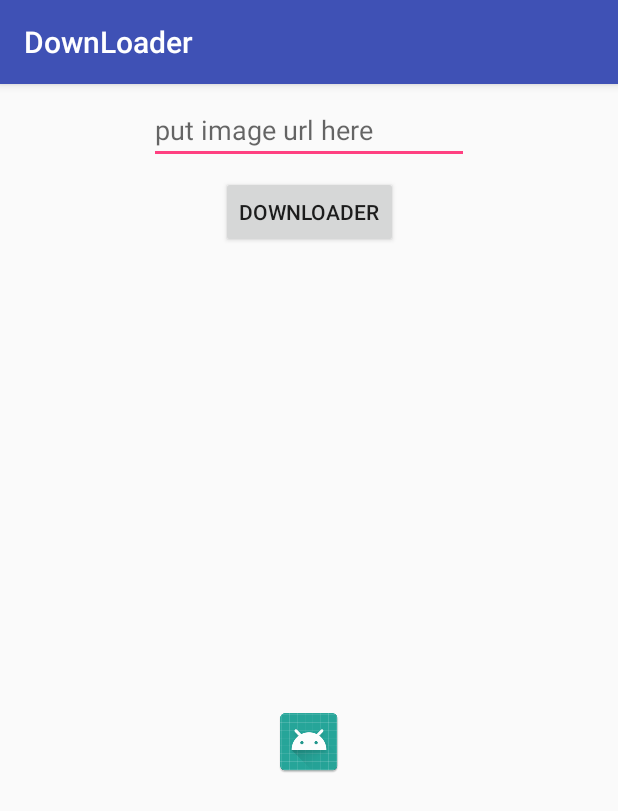
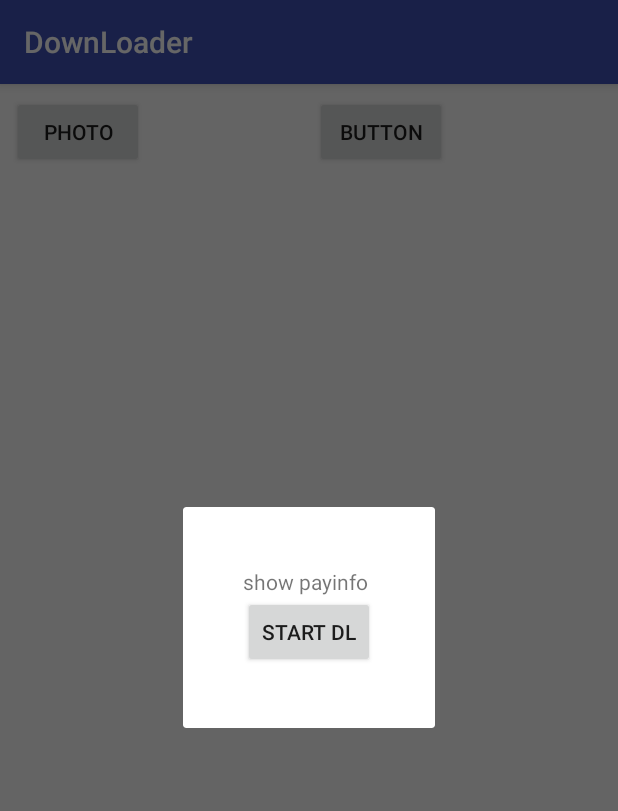
Before and after one commit to bingocode/DownLoader, an Android app: the screen it shows after launch (PhotoDLActivity before the commit, MainActivity after it), after a tap on "PHOTO", on a phone screen of 412 x 824 dp. Shown: the top 811 px of the screen. Run offline under Robolectric (Android 15) with nearby library versions, the phone set to English and light mode, and no system bars.

Commit message:
自定义dialog和listview下拉加载

```diff
--- a/app/src/main/AndroidManifest.xml
+++ b/app/src/main/AndroidManifest.xml
@@ -21,7 +21,8 @@
             android:name=".service.DownLoaderService"
             android:exported="false" />
 
-        <activity android:name=".activity.PhotoDLActivity"></activity>
+        <activity android:name=".activity.PhotoDLActivity" />
+        <activity android:name=".activity.HistoryListActivity"></activity>
     </application>
 
 </manifest>
--- a/app/src/main/java/com/example/zengbin/downloader/activity/MainActivity.java
+++ b/app/src/main/java/com/example/zengbin/downloader/activity/MainActivity.java
@@ -6,6 +6,7 @@ import android.os.Bundle;
 import android.view.View;
 
 import com.example.zengbin.downloader.R;
+import com.example.zengbin.downloader.ui.IndiaPayDialog;
 
 public class MainActivity extends AppCompatActivity {
 
@@ -18,8 +19,14 @@ public class MainActivity extends AppCompatActivity {
     public void opendl(View v){
         switch (v.getId()){
             case R.id.photo_bt:
-                startActivity(new Intent(this,PhotoDLActivity.class));break;
-
+                showdialog();break;
+            case R.id.list_bt:
+                startActivity(new Intent(MainActivity.this,HistoryListActivity.class));break;
         }
     }
+
+    private void showdialog(){
+        IndiaPayDialog indiaPayDialog = new IndiaPayDialog(this);
+        indiaPayDialog.show();
+    }
 }
--- /dev/null
+++ b/app/src/main/java/com/example/zengbin/downloader/ui/IndiaPayDialog.java
@@ -0,0 +1,49 @@
+package com.example.zengbin.downloader.ui;
+
+import android.app.Dialog;
+import android.content.Context;
+import android.content.Intent;
+import android.os.Bundle;
+import android.support.annotation.NonNull;
+import android.view.View;
+import android.widget.Button;
+
+import com.example.zengbin.downloader.R;
+import com.example.zengbin.downloader.activity.PhotoDLActivity;
+
+/**
+ * Created by zengbin on 2017/12/20.
+ */
+
+public class IndiaPayDialog extends Dialog{
+    Button bt;
+    Context context;
+
+    public IndiaPayDialog(@NonNull Context context) {
+        super(context);
+        this.context = context;
+    }
+
+    @Override
+    protected void onCreate(Bundle savedInstanceState) {
+        super.onCreate(savedInstanceState);
+        setContentView(R.layout.dialog_pay);
+        bt = (Button) findViewById(R.id.buttondl);
+        bt.setOnClickListener(new View.OnClickListener() {
+            @Override
+            public void onClick(View v) {
+                context.startActivity(new Intent(context, PhotoDLActivity.class));
+            }
+        });
+    }
+    @Override
+    public void dismiss() {
+        super.dismiss();
+
+    }
+
+    @Override
+    public void show() {
+        super.show();
+    }
+}
--- a/app/src/main/res/layout/activity_main.xml
+++ b/app/src/main/res/layout/activity_main.xml
@@ -16,4 +16,17 @@
         android:onClick="opendl"
         app:layout_constraintStart_toStartOf="parent"
         app:layout_constraintTop_toTopOf="parent" />
+
+    <Button
+        android:id="@+id/list_bt"
+        android:layout_width="wrap_content"
+        android:layout_height="wrap_content"
+        android:text="Button"
+        app:layout_constraintStart_toEndOf="@+id/photo_bt"
+        android:layout_marginStart="8dp"
+        app:layout_constraintTop_toTopOf="parent"
+        android:layout_marginTop="8dp"
+        app:layout_constraintEnd_toEndOf="parent"
+        android:onClick="opendl"
+        android:layout_marginEnd="8dp" />
 </android.support.constraint.ConstraintLayout>
--- /dev/null
+++ b/app/src/main/res/layout/dialog_pay.xml
@@ -0,0 +1,16 @@
+<?xml version="1.0" encoding="utf-8"?>
+<LinearLayout xmlns:android="http://schemas.android.com/apk/res/android"
+    android:orientation="vertical" android:layout_width="match_parent"
+    android:layout_height="match_parent"
+    android:layout_margin="40dp">
+    <TextView
+        android:layout_width="wrap_content"
+        android:layout_height="wrap_content"
+        android:text="show payinfo"/>
+    <Button
+        android:id="@+id/buttondl"
+        android:layout_width="wrap_content"
+        android:layout_height="wrap_content"
+        android:text="start dl"/>
+
+</LinearLayout>
```
Also changed, not shown: app/src/main/java/com/example/zengbin/downloader/activity/HistoryListActivity.java (added, +69 -0 lines), app/src/main/java/com/example/zengbin/downloader/adapter/HistoryListAdapter.java (added, +71 -0 lines), app/src/main/java/com/example/zengbin/downloader/listener/OnLoadMoreListener.java (added, +9 -0 lines), app/src/main/java/com/example/zengbin/downloader/model/Data.java (added, +21 -0 lines), app/src/main/java/com/example/zengbin/downloader/ui/LoadMoreListView.java (added, +69 -0 lines), app/src/main/res/layout/activity_history_list.xml (added, +13 -0 lines), app/src/main/res/layout/footer_view.xml (added, +16 -0 lines), app/src/main/res/layout/item_history.xml (added, +11 -0 lines).
